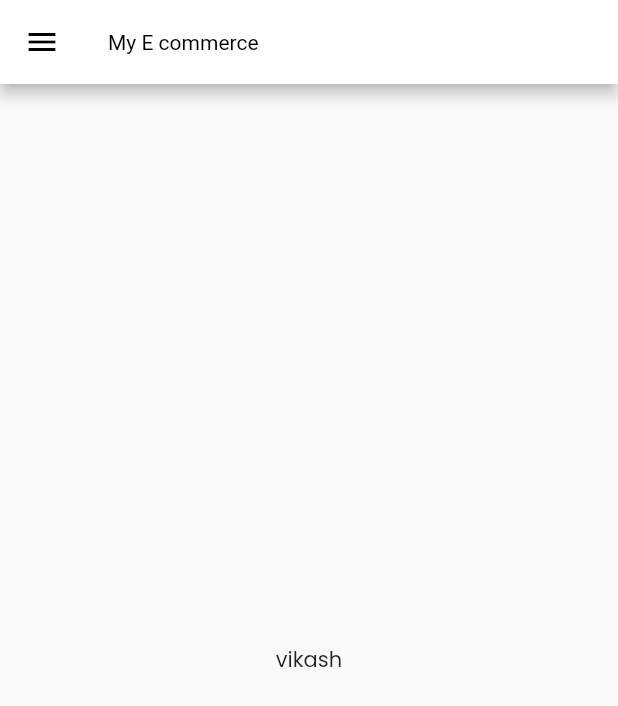
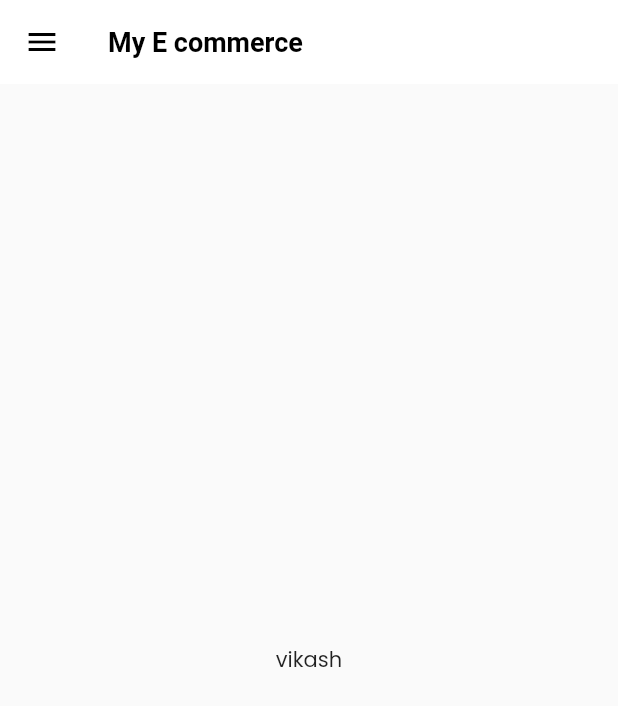
Before and after one commit to VikashAnandJha/flutter_2nd_app, a Flutter app: the screen it shows after launch, on a phone screen of 412 x 824 dp. Shown: the top 706 px of the screen. Run offline on Flutter 3.47's test engine with Material 2 defaults, Android fonts, the phone set to English and light mode, and no system bars; our stand-ins replace google_fonts.

Commit message:
appbartheme edited

```diff
--- a/lib/pages/widgets/themes.dart
+++ b/lib/pages/widgets/themes.dart
@@ -7,7 +7,11 @@ class Mytheme {
         textTheme: GoogleFonts.poppinsTextTheme(),
         appBarTheme: const AppBarTheme(
             color: Colors.white,
+            elevation: 0,
             iconTheme: IconThemeData(color: Colors.black),
-            titleTextStyle: TextStyle(color: Colors.black)),
+            titleTextStyle: TextStyle(
+                color: Colors.black,
+                fontWeight: FontWeight.bold,
+                fontSize: 18)),
       );
 }
```
